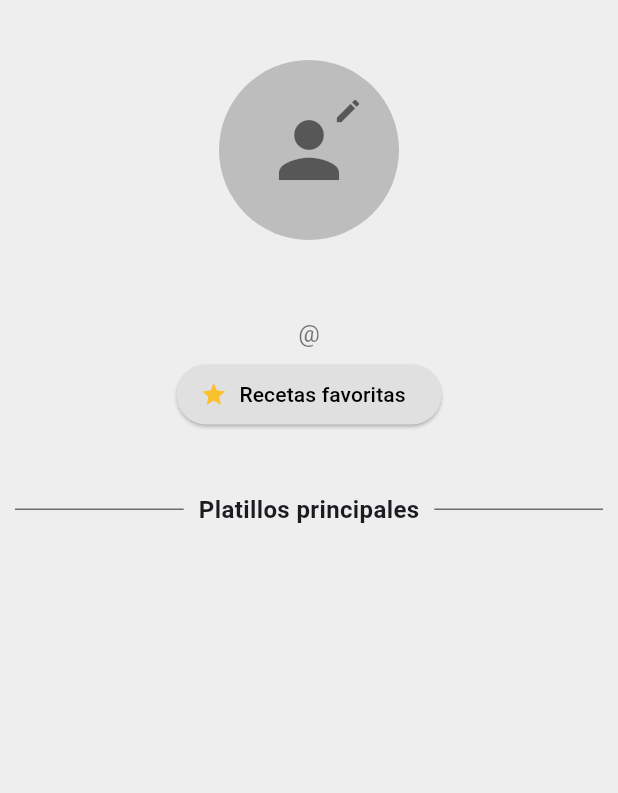
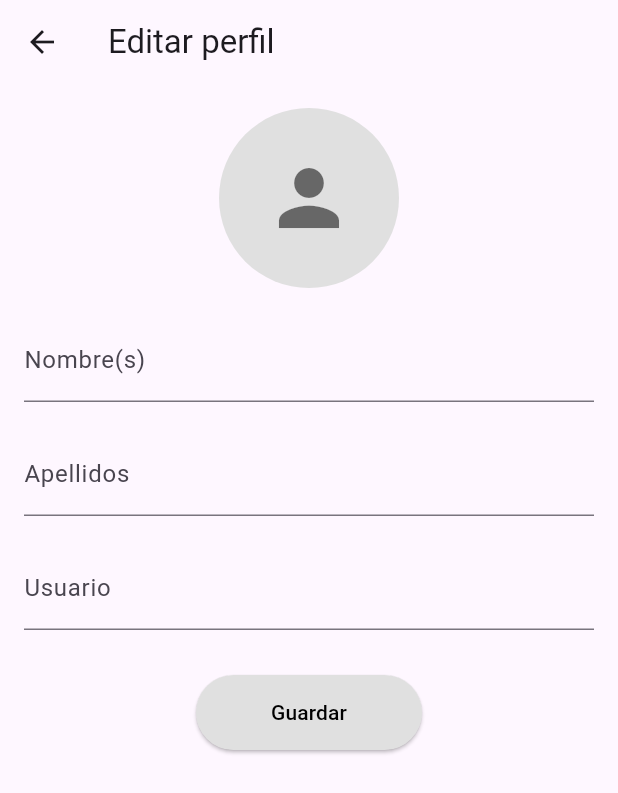
Before and after one commit to XanderEsparza/Recetario, a Flutter app: the PantallaPerfil screen opened directly, after a tap on the "edit" icon, on a phone screen of 412 x 824 dp. Shown: the top 793 px of the screen. Run offline on Flutter 3.47's test engine with Material 3 defaults, Android fonts, the light colour scheme and no system bars; our stand-ins replace file_picker, image_picker, open_filex, persistent_bottom_nav_bar, sqflite; accounts and stored records are empty.

Commit message:
Se agrego modificacion del perfil e interfaz de busqueda

```diff
--- a/lib/provider/usuario_provider.dart
+++ b/lib/provider/usuario_provider.dart
@@ -18,17 +18,21 @@ class UsuarioProvider with ChangeNotifier {
     notifyListeners();
   }
 
-  Future<void> agregarUsuario(Usuario usuario) async {
-    usuario.password = encriptarPassword(usuario.password);
-    await _usuarioRepositorio.agregarUsuario(usuario);
-    print(
-        'usuario agregado:  ${usuario.usuario}, Password: ${usuario.password}');
-    listarUsuarios();
+  Future<bool> agregarUsuario(Usuario nuevoUsuario) async {
+    if (_usuarios.any((usuario) => usuario.usuario == nuevoUsuario.usuario)) {
+      return false; // Retornamos false si el usuario ya existe
+    }
+    nuevoUsuario.password = encriptarPassword(nuevoUsuario.password);
+    await _usuarioRepositorio.agregarUsuario(nuevoUsuario);
     await obtenerUsuarios();
+    notifyListeners(); // Notificamos a los listeners sobre el cambio
+    return true; // Retornamos true si el usuario se agregó correctamente
   }
 
   Future<void> actualizarUsuario(Usuario usuario) async {
     await _usuarioRepositorio.actualizarUsuario(usuario);
+    _currentUser = usuario;
+    notifyListeners();
     await obtenerUsuarios();
   }
 
--- /dev/null
+++ b/lib/ui/pantalla_actualizar_perfil.dart
@@ -0,0 +1,152 @@
+import 'package:flutter/material.dart';
+import 'package:provider/provider.dart';
+import '../provider/usuario_provider.dart';
+import '../models/usuario.dart';
+
+class PantallaActualizarPerfil extends StatefulWidget {
+  @override
+  _PantallaActualizarPerfilState createState() =>
+      _PantallaActualizarPerfilState();
+}
+
+class _PantallaActualizarPerfilState extends State<PantallaActualizarPerfil> {
+  final _formKey = GlobalKey<FormState>();
+  late TextEditingController _nameController;
+  late TextEditingController _lastNameController;
+  late TextEditingController _usernameController;
+
+  @override
+  void initState() {
+    super.initState();
+    final currentUser =
+        Provider.of<UsuarioProvider>(context, listen: false).currentUser;
+    _nameController = TextEditingController(text: currentUser?.nombre ?? '');
+    _lastNameController =
+        TextEditingController(text: currentUser?.apellidos ?? '');
+    _usernameController =
+        TextEditingController(text: currentUser?.usuario ?? '');
+  }
+
+  @override
+  void dispose() {
+    _nameController.dispose();
+    _lastNameController.dispose();
+    _usernameController.dispose();
+    super.dispose();
+  }
+
+  Future<void> _updateProfile(BuildContext context) async {
+    if (_formKey.currentState?.validate() ?? false) {
+      try {
+        final usuarioProvider =
+            Provider.of<UsuarioProvider>(context, listen: false);
+        final currentUser = usuarioProvider.currentUser;
+
+        if (currentUser != null) {
+          final updatedUser = Usuario(
+              id: currentUser.id,
+              nombre: _nameController.text,
+              apellidos: _lastNameController.text,
+              usuario: _usernameController.text,
+              password: currentUser.password);
+
+          await usuarioProvider.actualizarUsuario(updatedUser);
+
+          ScaffoldMessenger.of(context).showSnackBar(
+            SnackBar(content: Text('Perfil actualizado con éxito')),
+          );
+          Navigator.pop(context);
+        } else {
+          throw Exception('Usuario no encontrado');
+        }
+      } catch (e) {
+        ScaffoldMessenger.of(context).showSnackBar(
+          SnackBar(content: Text('Error al actualizar el perfil: $e')),
+        );
+      }
+    }
+  }
+
+  @override
+  Widget build(BuildContext context) {
+    return Scaffold(
+      appBar: AppBar(
+        title: Text('Editar perfil'),
+        leading: IconButton(
+          icon: Icon(Icons.arrow_back),
+          onPressed: () {
+            Navigator.pop(context);
+          },
+        ),
+      ),
+      body: Padding(
+        padding: const EdgeInsets.all(16.0),
+        child: Form(
+          key: _formKey,
+          child: Column(
+            crossAxisAlignment: CrossAxisAlignment.start,
+            children: [
+              Center(
+                child: CircleAvatar(
+                  radius: 60,
+                  backgroundColor: Colors.grey[300],
+                  child: Icon(
+                    Icons.person,
+                    size: 60,
+                    color: Colors.black54,
+                  ),
+                ),
+              ),
+              const SizedBox(height: 20),
+              TextFormField(
+                controller: _nameController,
+                decoration: InputDecoration(labelText: 'Nombre(s)'),
+                validator: (value) {
+                  if (value == null || value.isEmpty) {
+                    return 'Por favor, ingresa tu nombre';
+                  }
+                  return null;
+                },
+              ),
+              const SizedBox(height: 20),
+              TextFormField(
+                controller: _lastNameController,
+                decoration: InputDecoration(labelText: 'Apellidos'),
+                validator: (value) {
+                  if (value == null || value.isEmpty) {
+                    return 'Por favor, ingresa tus apellidos';
+                  }
+                  return null;
+                },
+              ),
+              const SizedBox(height: 20),
+              TextFormField(
+                controller: _usernameController,
+                decoration: InputDecoration(labelText: 'Usuario'),
+                validator: (value) {
+                  if (value == null || value.isEmpty) {
+                    return 'Por favor, ingresa tu nombre de usuario';
+                  }
+                  return null;
+                },
+              ),
+              const SizedBox(height: 30),
+              Center(
+                child: ElevatedButton(
+                  onPressed: () => _updateProfile(context),
+                  child: Text('Guardar'),
+                  style: ElevatedButton.styleFrom(
+                    padding: const EdgeInsets.symmetric(
+                        horizontal: 50, vertical: 15),
+                    backgroundColor: Colors.grey[300],
+                    foregroundColor: Colors.black,
+                  ),
+                ),
+              ),
+            ],
+          ),
+        ),
+      ),
+    );
+  }
+}
--- a/lib/ui/pantalla_login.dart
+++ b/lib/ui/pantalla_login.dart
@@ -11,6 +11,12 @@ class PantallaLogin extends StatefulWidget {
 }
 
 class _PantallaLoginState extends State<PantallaLogin> {
+  @override
+  void initState() {
+    super.initState();
+    Provider.of<UsuarioProvider>(context, listen: false).obtenerUsuarios();
+  }
+
   final _formKey = GlobalKey<FormState>();
   final _usuarioController = TextEditingController();
   final _passwordController = TextEditingController();
--- a/lib/ui/pantalla_perfil.dart
+++ b/lib/ui/pantalla_perfil.dart
@@ -1,5 +1,6 @@
 import 'package:flutter/material.dart';
 import 'package:provider/provider.dart';
+import 'package:recetario/ui/pantalla_actualizar_perfil.dart';
 import 'dart:io';
 import '../provider/usuario_provider.dart';
 import '../provider/receta_provider.dart';
@@ -48,9 +49,14 @@ class PantallaPerfil extends StatelessWidget {
                             color: Colors.black54,
                           ),
                           onPressed: () {
-                            // Acción al presionar el botón de editar
+                            Navigator.push(
+                              context,
+                              MaterialPageRoute(
+                                builder: (context) =>
+                                    PantallaActualizarPerfil(),
+                              ),
+                            );
                             print('Editar perfil');
-                            // Aquí podrías abrir un diálogo o redirigir a otra pantalla
                           },
                           tooltip: 'Editar perfil',
                         ),
--- a/lib/ui/pantalla_recetas.dart
+++ b/lib/ui/pantalla_recetas.dart
@@ -11,6 +11,12 @@ class PantallaRecetas extends StatefulWidget {
 }
 
 class _PantallaRecetasState extends State<PantallaRecetas> {
+  @override
+  void initState() {
+    super.initState();
+    Provider.of<RecetaProvider>(context, listen: false).obtenerRecetas();
+  }
+
   @override
   Widget build(BuildContext context) {
     final recetaProvider = Provider.of<RecetaProvider>(context);
```
Also changed, not shown: lib/ui/navbar.dart (+13 -1 lines), lib/ui/pantalla_busqueda.dart (added, +84 -0 lines), lib/ui/pantalla_registro.dart (+16 -3 lines).
